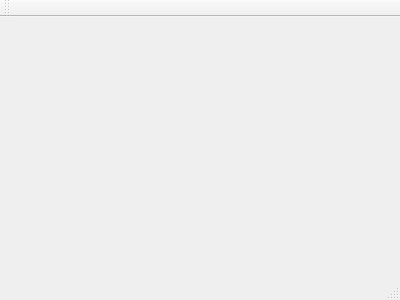
First picture: the form in mainwindow.ui, repository tbikfalvi/BBDigitalMinutes, before the edit.
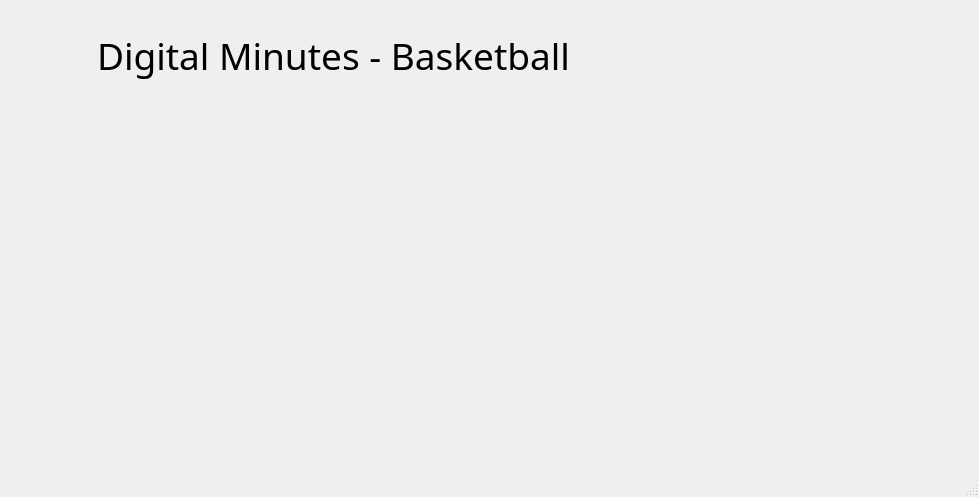
Second picture: the form after the edit. Icons and pictures are not drawn.

Commit message: Added logo and title

Diff of the .ui file:
```diff
--- a/mainwindow.ui
+++ b/mainwindow.ui
@@ -1,24 +1,87 @@
 <ui version="4.0">
  <class>MainWindow</class>
- <widget class="QMainWindow" name="MainWindow" >
-  <property name="geometry" >
+ <widget class="QMainWindow" name="MainWindow">
+  <property name="geometry">
    <rect>
     <x>0</x>
     <y>0</y>
-    <width>400</width>
-    <height>300</height>
+    <width>979</width>
+    <height>497</height>
    </rect>
   </property>
   <property name="windowTitle" >
    <string>MainWindow</string>
   </property>
-  <widget class="QMenuBar" name="menuBar" />
-  <widget class="QToolBar" name="mainToolBar" />
-  <widget class="QWidget" name="centralWidget" />
-  <widget class="QStatusBar" name="statusBar" />
+  <widget class="QWidget" name="centralWidget">
+   <widget class="QWidget" name="">
+    <property name="geometry">
+     <rect>
+      <x>20</x>
+      <y>20</y>
+      <width>929</width>
+      <height>71</height>
+     </rect>
+    </property>
+    <layout class="QHBoxLayout" name="horizontalLayout">
+     <item>
+      <widget class="QLabel" name="lblLogo">
+       <property name="minimumSize">
+        <size>
+         <width>60</width>
+         <height>60</height>
+        </size>
+       </property>
+       <property name="maximumSize">
+        <size>
+         <width>60</width>
+         <height>60</height>
+        </size>
+       </property>
+       <property name="text">
+        <string/>
+       </property>
+       <property name="pixmap">
+        <pixmap resource="bbdigitalminutes.qrc">:/resources/basketball.png</pixmap>
+       </property>
+       <property name="scaledContents">
+        <bool>true</bool>
+       </property>
+      </widget>
+     </item>
+     <item>
+      <widget class="QLabel" name="lblTitle">
+       <property name="font">
+        <font>
+         <family>Arial Rounded MT Bold</family>
+         <pointsize>28</pointsize>
+        </font>
+       </property>
+       <property name="text">
+        <string>Digital Minutes - Basketball</string>
+       </property>
+      </widget>
+     </item>
+     <item>
+      <spacer name="horizontalSpacer">
+       <property name="orientation">
+        <enum>Qt::Horizontal</enum>
+       </property>
+       <property name="sizeHint" stdset="0">
+        <size>
+         <width>40</width>
+         <height>20</height>
+        </size>
+       </property>
+      </spacer>
+     </item>
+    </layout>
+   </widget>
+  </widget>
+  <widget class="QStatusBar" name="statusBar"/>
  </widget>
- <layoutDefault spacing="6" margin="11" />
- <pixmapfunction></pixmapfunction>
- <resources/>
+ <layoutdefault spacing="6" margin="11"/>
+ <resources>
+  <include location="bbdigitalminutes.qrc"/>
+ </resources>
  <connections/>
 </ui>
```
Left out of the diff: 5 changed lines with no effect on the pictures. The commit also changes 2 other files.
